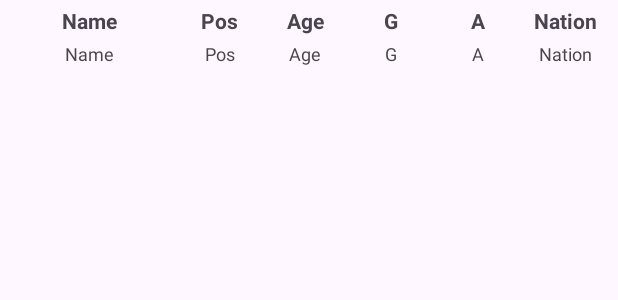
After one commit to dzmyctec/cleintside, an Android app: the layout player_row.xml on its own in the app's theme, with its tools: preview values and no code run, on a phone screen of 412 x 824 dp. The commit adds this screen. Shown: the top 300 px of the screen. Run offline under Robolectric (Android 15) with nearby library versions, the phone set to English and light mode, and no system bars.

```diff
--- a/app/src/main/java/com/example/helloworldretroclient/MainActivity.java
+++ b/app/src/main/java/com/example/helloworldretroclient/MainActivity.java
@@ -1,9 +1,9 @@
 package com.example.helloworldretroclient;
 
 import android.os.Bundle;
+import android.util.Log;
 import android.widget.Button;
 import android.widget.EditText;
-import android.util.Log;
 
 import androidx.appcompat.app.AppCompatActivity;
 import androidx.recyclerview.widget.LinearLayoutManager;
--- a/app/src/main/java/com/example/helloworldretroclient/PlayerAdapter.java
+++ b/app/src/main/java/com/example/helloworldretroclient/PlayerAdapter.java
@@ -17,36 +17,35 @@ public class PlayerAdapter extends RecyclerView.Adapter<PlayerAdapter.ViewHolder
     }
 
     public static class ViewHolder extends RecyclerView.ViewHolder {
-        TextView text;
+        TextView name, position, age, goals, assists, nationality;
 
         public ViewHolder(View view) {
             super(view);
-            text = view.findViewById(android.R.id.text1);
+            name = view.findViewById(R.id.name);
+            position = view.findViewById(R.id.position);
+            age = view.findViewById(R.id.age);
+            goals = view.findViewById(R.id.goals);
+            assists = view.findViewById(R.id.assists);
+            nationality = view.findViewById(R.id.nationality);
         }
     }
 
     @Override
     public PlayerAdapter.ViewHolder onCreateViewHolder(ViewGroup parent, int viewType) {
         View view = LayoutInflater.from(parent.getContext())
-                .inflate(android.R.layout.simple_list_item_1, parent, false);
+                .inflate(R.layout.player_row, parent, false);
         return new ViewHolder(view);
     }
 
     @Override
     public void onBindViewHolder(PlayerAdapter.ViewHolder holder, int position) {
         Player p = players.get(position);
-        String playerDetails = String.format(
-                "Name: %s\nPosition: %s\nAge: %d\nGoals: %d\nAssists: %d\nAppearances: %d\nNationality: %s\nTeam ID: %d",
-                p.name,
-                p.position,
-                p.age,
-                p.goals,
-                p.assists,
-                p.appearances,
-                p.nationality,
-                p.teamId
-        );
-        holder.text.setText(playerDetails);
+        holder.name.setText(p.name);
+        holder.position.setText(p.position);
+        holder.age.setText(String.valueOf(p.age));
+        holder.goals.setText(String.valueOf(p.goals));
+        holder.assists.setText(String.valueOf(p.assists));
+        holder.nationality.setText(p.nationality);
     }
 
     @Override
--- /dev/null
+++ b/app/src/main/res/layout/player_row.xml
@@ -0,0 +1,142 @@
+<?xml version="1.0" encoding="utf-8"?>
+<LinearLayout xmlns:android="http://schemas.android.com/apk/res/android"
+    android:orientation="vertical"
+    android:layout_width="match_parent"
+    android:layout_height="wrap_content"
+    android:padding="4dp">
+
+    <!-- Table Header Row -->
+    <LinearLayout
+        android:orientation="horizontal"
+        android:layout_width="match_parent"
+        android:layout_height="wrap_content"
+        android:layout_marginBottom="4dp">
+
+        <TextView
+            android:layout_width="0dp"
+            android:layout_weight="2"
+            android:text="Name"
+            android:textSize="14sp"
+            android:textStyle="bold"
+            android:gravity="center"
+            android:paddingEnd="4dp"
+            android:layout_height="wrap_content" />
+
+        <TextView
+            android:layout_width="0dp"
+            android:layout_weight="1"
+            android:text="Pos"
+            android:textSize="14sp"
+            android:textStyle="bold"
+            android:gravity="center"
+            android:paddingEnd="4dp"
+            android:layout_height="wrap_content" />
+
+        <TextView
+            android:layout_width="0dp"
+            android:layout_weight="1"
+            android:text="Age"
+            android:textSize="14sp"
+            android:textStyle="bold"
+            android:gravity="center"
+            android:paddingEnd="4dp"
+            android:layout_height="wrap_content" />
+
+        <TextView
+            android:layout_width="0dp"
+            android:layout_weight="1"
+            android:text="G"
+            android:textSize="14sp"
+            android:textStyle="bold"
+            android:gravity="center"
+            android:paddingEnd="4dp"
+            android:layout_height="wrap_content" />
+
+        <TextView
+            android:layout_width="0dp"
+            android:layout_weight="1"
+            android:text="A"
+            android:textSize="14sp"
+            android:textStyle="bold"
+            android:gravity="center"
+            android:paddingEnd="4dp"
+            android:layout_height="wrap_content" />
+
+        <TextView
+            android:layout_width="0dp"
+            android:layout_weight="1"
+            android:text="Nation"
+            android:textSize="14sp"
+            android:textStyle="bold"
+            android:gravity="center"
+            android:paddingEnd="4dp"
+            android:layout_height="wrap_content" />
+    </LinearLayout>
+
+    <!-- Player Data Row -->
+    <LinearLayout
+        android:orientation="horizontal"
+        android:layout_width="match_parent"
+        android:layout_height="wrap_content">
+
+        <TextView
+            android:id="@+id/name"
+            android:layout_width="0dp"
+            android:layout_weight="2"
+            android:text="Name"
+            android:textSize="12sp"
+            android:gravity="center"
+            android:paddingEnd="4dp"
+            android:layout_height="wrap_content" />
+
+        <TextView
+            android:id="@+id/position"
+            android:layout_width="0dp"
+            android:layout_weight="1"
+            android:text="Pos"
+            android:textSize="12sp"
+            android:gravity="center"
+            android:paddingEnd="4dp"
+            android:layout_height="wrap_content" />
+
+        <TextView
+            android:id="@+id/age"
+            android:layout_width="0dp"
+            android:layout_weight="1"
+            android:text="Age"
+            android:textSize="12sp"
+            android:gravity="center"
+            android:paddingEnd="4dp"
+            android:layout_height="wrap_content" />
+
+        <TextView
+            android:id="@+id/goals"
+            android:layout_width="0dp"
+            android:layout_weight="1"
+            android:text="G"
+            android:textSize="12sp"
+            android:gravity="center"
+            android:paddingEnd="4dp"
+            android:layout_height="wrap_content" />
+
+        <TextView
+            android:id="@+id/assists"
+            android:layout_width="0dp"
+            android:layout_weight="1"
+            android:text="A"
+            android:textSize="12sp"
+            android:gravity="center"
+            android:paddingEnd="4dp"
+            android:layout_height="wrap_content" />
+
+        <TextView
+            android:id="@+id/nationality"
+            android:layout_width="0dp"
+            android:layout_weight="1"
+            android:text="Nation"
+            android:textSize="12sp"
+            android:gravity="center"
+            android:paddingEnd="4dp"
+            android:layout_height="wrap_content" />
+    </LinearLayout>
+</LinearLayout>
```
